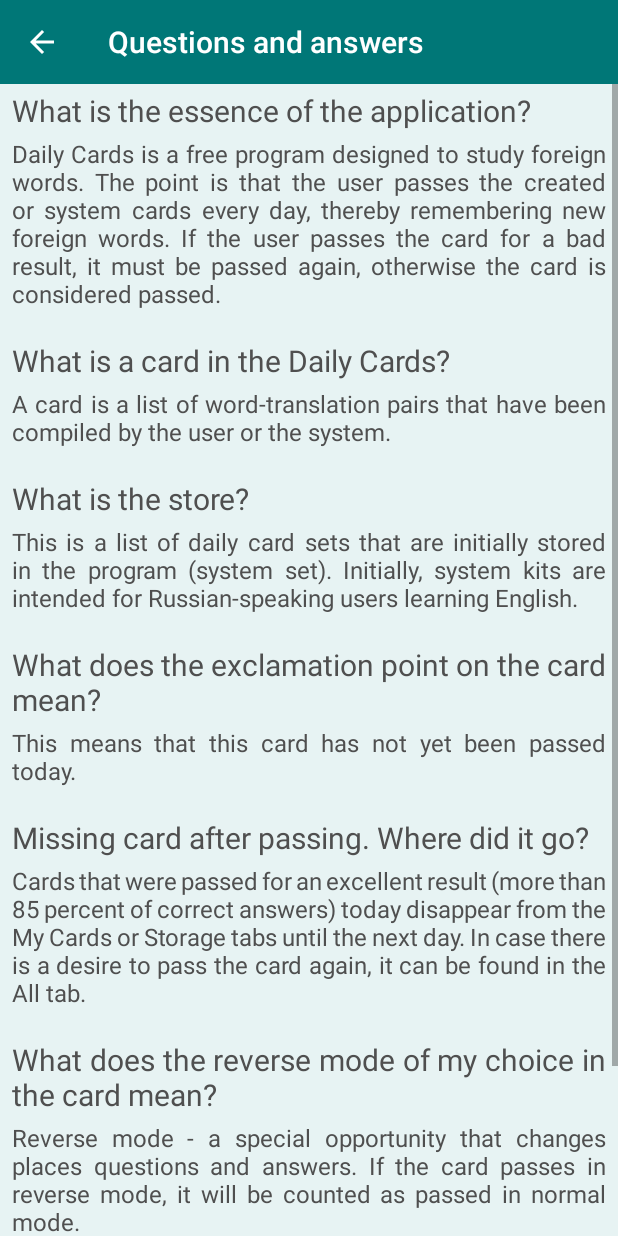
After one commit to viacheslav-chugunov/daily-cards, an Android app: the QuestionsAndAnswersActivity screen opened directly, with no data from a screen before it, on a phone screen of 412 x 824 dp. The commit adds this screen. Run offline under Robolectric (Android 15) with nearby library versions, the phone set to English and light mode, and no system bars; Roboto replaces fonts that are not available here.

Commit message:
Added questions and answers activity

```diff
--- a/app/src/main/AndroidManifest.xml
+++ b/app/src/main/AndroidManifest.xml
@@ -9,6 +9,8 @@
         android:roundIcon="@mipmap/ic_launcher_round"
         android:supportsRtl="true"
         android:theme="@style/AppTheme">
+        <activity android:name=".activity.QuestionsAndAnswersActivity"
+            android:parentActivityName=".activity.HomeActivity" />
         <activity
             android:name=".activity.AnswersActivity"
             android:parentActivityName=".activity.HomeActivity" />
--- a/app/src/main/java/io/dailycards/activity/HomeActivity.kt
+++ b/app/src/main/java/io/dailycards/activity/HomeActivity.kt
@@ -3,6 +3,8 @@ package io.dailycards.activity
 import android.content.Intent
 import androidx.appcompat.app.AppCompatActivity
 import android.os.Bundle
+import android.view.Menu
+import android.view.MenuItem
 import io.dailycards.tools.adapter.HomeSectionsAdapter
 import io.dailycards.R
 import io.dailycards.fragment.HomeDailyFragment
@@ -24,4 +26,19 @@ class HomeActivity : AppCompatActivity(), HomeDailyFragment.Listener {
     override fun onClickCreationFAB() {
         startActivity(Intent(this, CreationActivity::class.java))
     }
+
+    override fun onCreateOptionsMenu(menu: Menu?): Boolean {
+        menuInflater.inflate(R.menu.home_menu, menu)
+        return super.onCreateOptionsMenu(menu)
+    }
+
+    override fun onOptionsItemSelected(item: MenuItem): Boolean {
+        when(item.itemId) {
+            R.id.questions_and_answers -> {
+                startActivity(Intent(this, QuestionsAndAnswersActivity::class.java))
+                return true
+            }
+        }
+        return super.onOptionsItemSelected(item)
+    }
 }
--- /dev/null
+++ b/app/src/main/java/io/dailycards/activity/QuestionsAndAnswersActivity.kt
@@ -0,0 +1,40 @@
+package io.dailycards.activity
+
+import android.graphics.text.LineBreaker.JUSTIFICATION_MODE_INTER_WORD
+import android.os.Build
+import androidx.appcompat.app.AppCompatActivity
+import android.os.Bundle
+import androidx.annotation.RequiresApi
+import io.dailycards.R
+import kotlinx.android.synthetic.main.activity_questions_and_answers.*
+import kotlinx.android.synthetic.main.toolbar.*
+
+class QuestionsAndAnswersActivity : AppCompatActivity() {
+    override fun onCreate(savedInstanceState: Bundle?) {
+        super.onCreate(savedInstanceState)
+        setContentView(R.layout.activity_questions_and_answers)
+        setSupportActionBar(toolbar.apply { title = getString(R.string.questions_and_answers) })
+        supportActionBar?.setDisplayHomeAsUpEnabled(true)
+        if (Build.VERSION.SDK_INT >= Build.VERSION_CODES.Q) {
+            justifyText()
+        }
+    }
+
+    @RequiresApi(Build.VERSION_CODES.Q)
+    private fun justifyText() {
+        info_question_1.justificationMode = JUSTIFICATION_MODE_INTER_WORD
+        info_answer_1.justificationMode = JUSTIFICATION_MODE_INTER_WORD
+        info_question_2.justificationMode = JUSTIFICATION_MODE_INTER_WORD
+        info_answer_2.justificationMode = JUSTIFICATION_MODE_INTER_WORD
+        info_question_3.justificationMode = JUSTIFICATION_MODE_INTER_WORD
+        info_answer_3.justificationMode = JUSTIFICATION_MODE_INTER_WORD
+        info_question_4.justificationMode = JUSTIFICATION_MODE_INTER_WORD
+        info_answer_4.justificationMode = JUSTIFICATION_MODE_INTER_WORD
+        info_question_5.justificationMode = JUSTIFICATION_MODE_INTER_WORD
+        info_answer_5.justificationMode = JUSTIFICATION_MODE_INTER_WORD
+        info_question_6.justificationMode = JUSTIFICATION_MODE_INTER_WORD
+        info_answer_6.justificationMode = JUSTIFICATION_MODE_INTER_WORD
+        info_question_7.justificationMode = JUSTIFICATION_MODE_INTER_WORD
+        info_answer_7.justificationMode = JUSTIFICATION_MODE_INTER_WORD
+    }
+}
--- /dev/null
+++ b/app/src/main/res/layout/activity_questions_and_answers.xml
@@ -0,0 +1,133 @@
+<?xml version="1.0" encoding="utf-8"?>
+<LinearLayout xmlns:android="http://schemas.android.com/apk/res/android"
+    xmlns:app="http://schemas.android.com/apk/res-auto"
+    xmlns:tools="http://schemas.android.com/tools"
+    android:layout_width="match_parent"
+    android:layout_height="match_parent"
+    android:orientation="vertical"
+    tools:context=".activity.QuestionsAndAnswersActivity">
+
+    <include
+        layout="@layout/toolbar"
+        android:layout_width="match_parent"
+        android:layout_height="wrap_content" />
+
+    <ScrollView
+        android:layout_width="match_parent"
+        android:layout_height="match_parent">
+
+        <LinearLayout
+            android:layout_width="match_parent"
+            android:layout_height="wrap_content"
+            android:orientation="vertical"
+            android:layout_marginBottom="8dp" >
+
+            <TextView
+                android:id="@+id/info_question_1"
+                android:layout_width="match_parent"
+                android:layout_height="wrap_content"
+                android:text="@string/info_question_1"
+                style="@style/BaseText" />
+
+            <TextView
+                android:id="@+id/info_answer_1"
+                style="@style/SubText"
+                android:layout_width="match_parent"
+                android:layout_height="wrap_content"
+                android:layout_marginBottom="16dp"
+                android:text="@string/info_answer_1" />
+
+            <TextView
+                android:id="@+id/info_question_2"
+                android:layout_width="match_parent"
+                android:layout_height="wrap_content"
+                android:text="@string/info_question_2"
+                style="@style/BaseText" />
+
+            <TextView
+                android:id="@+id/info_answer_2"
+                android:layout_width="match_parent"
+                android:layout_height="wrap_content"
+                android:text="@string/info_answer_2"
+                style="@style/SubText"
+                android:layout_marginBottom="16dp" />
+
+            <TextView
+                android:id="@+id/info_question_3"
+                android:layout_width="match_parent"
+                android:layout_height="wrap_content"
+                android:text="@string/info_question_3"
+                style="@style/BaseText" />
+
+            <TextView
+                android:id="@+id/info_answer_3"
+                android:layout_width="match_parent"
+                android:layout_height="wrap_content"
+                android:text="@string/info_answer_3"
+                style="@style/SubText"
+                android:layout_marginBottom="16dp" />
+
+            <TextView
+                android:id="@+id/info_question_4"
+                android:layout_width="match_parent"
+                android:layout_height="wrap_content"
+                android:text="@string/info_question_4"
+                style="@style/BaseText" />
+
+            <TextView
+                android:id="@+id/info_answer_4"
+                android:layout_width="match_parent"
+                android:layout_height="wrap_content"
+                android:text="@string/info_answer_4"
+                style="@style/SubText"
+                android:layout_marginBottom="16dp" />
+
+            <TextView
+                android:id="@+id/info_question_5"
+                android:layout_width="match_parent"
+                android:layout_height="wrap_content"
+                android:text="@string/info_question_5"
+                style="@style/BaseText" />
+
+            <TextView
+                android:id="@+id/info_answer_5"
+                android:layout_width="match_parent"
+                android:layout_height="wrap_content"
+                android:text="@string/info_answer_5"
+                style="@style/SubText"
+                android:layout_marginBottom="16dp" />
+
+            <TextView
+                android:id="@+id/info_question_6"
+                android:layout_width="match_parent"
+                android:layout_height="wrap_content"
+                android:text="@string/info_question_6"
+                style="@style/BaseText" />
+
+            <TextView
+                android:id="@+id/info_answer_6"
+                android:layout_width="match_parent"
+                android:layout_height="wrap_content"
+                android:text="@string/info_answer_6"
+                style="@style/SubText"
+                android:layout_marginBottom="16dp" />
+
+            <TextView
+                android:id="@+id/info_question_7"
+                android:layout_width="match_parent"
+                android:layout_height="wrap_content"
+                android:text="@string/info_question_7"
+                style="@style/BaseText" />
+
+            <TextView
+                android:id="@+id/info_answer_7"
+                android:layout_width="match_parent"
+                android:layout_height="wrap_content"
+                android:text="@string/info_answer_7"
+                style="@style/SubText"
+                android:layout_marginBottom="16dp" />
+
+        </LinearLayout>
+    </ScrollView>
+
+</LinearLayout>
--- /dev/null
+++ b/app/src/main/res/menu/home_menu.xml
@@ -0,0 +1,7 @@
+<?xml version="1.0" encoding="utf-8"?>
+<menu xmlns:android="http://schemas.android.com/apk/res/android">
+
+    <item android:id="@+id/questions_and_answers"
+        android:orderInCategory="1"
+        android:title="@string/questions_and_answers" />
+</menu>
--- a/app/src/main/res/values/strings.xml
+++ b/app/src/main/res/values/strings.xml
@@ -23,4 +23,19 @@
     <string name="card_creation">New card creation</string>
     <string name="card_updating">Card updating</string>
     <string name="no_cards">No cards for today</string>
+    <string name="questions_and_answers">Questions and answers</string>
+    <string name="info_question_1">What is the essence of the application?</string>
+    <string name="info_answer_1">Daily Cards is a free program designed to study foreign words. The point is that the user passes the created or system cards every day, thereby remembering new foreign words. If the user passes the card for a bad result, it must be passed again, otherwise the card is considered passed.</string>
+    <string name="info_question_2">What is a card in the Daily Cards?</string>
+    <string name="info_answer_2">A card is a list of word-translation pairs that have been compiled by the user or the system.</string>
+    <string name="info_question_3">What is the store?</string>
+    <string name="info_answer_3">This is a list of daily card sets that are initially stored in the program (system set). Initially, system kits are intended for Russian-speaking users learning English.</string>
+    <string name="info_question_4">What does the exclamation point on the card mean?</string>
+    <string name="info_answer_4">This means that this card has not yet been passed today.</string>
+    <string name="info_question_5">Missing card after passing. Where did it go?</string>
+    <string name="info_answer_5">Cards that were passed for an excellent result (more than 85 percent of correct answers) today disappear from the My Cards or Storage tabs until the next day. In case there is a desire to pass the card again, it can be found in the "All" tab.</string>
+    <string name="info_question_6">What does the "reverse mode" of my choice in the card mean?</string>
+    <string name="info_answer_6">Reverse mode - a special opportunity that changes places questions and answers. If the card passes in reverse mode, it will be counted as passed in normal mode.</string>
+    <string name="info_question_7">What if there is an error? How do I contact the developer?</string>
+    <string name="info_answer_7">Email: famethekeker@gmail.com\nTelegram: t.me/pudjer</string>
 </resources>
```
Also changed, not shown: 1 other file.
